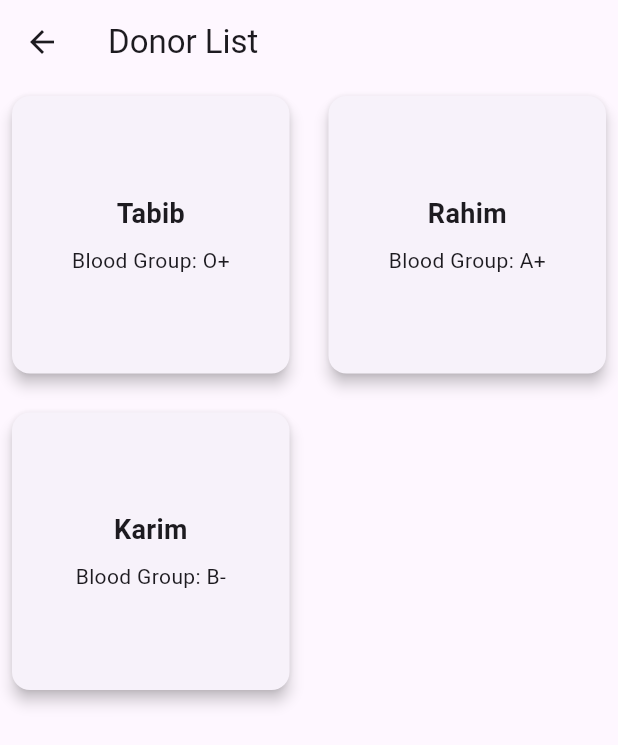
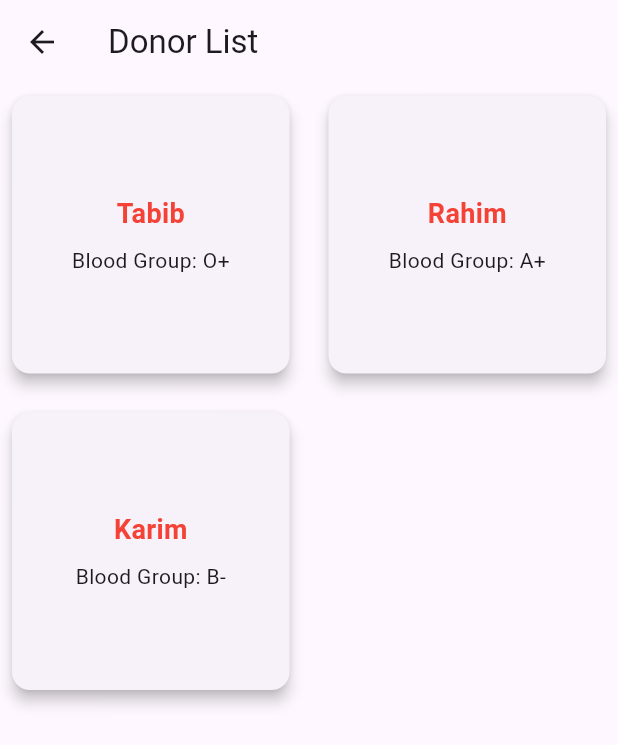
Before and after one commit to Shourov-1234/project-3, a Flutter app: the screen it shows after launch, item 2 of the bottom bar chosen, on a phone screen of 412 x 824 dp. Shown: the top 745 px of the screen. Run offline on Flutter 3.47's test engine with Material 3 defaults, Android fonts, the phone set to English and light mode, and no system bars.

Commit message:
Update donor_list_page.dart

```diff
--- a/flutter_application_1/lib/donor_list_page.dart
+++ b/flutter_application_1/lib/donor_list_page.dart
@@ -38,7 +38,11 @@ class DonorListPage extends StatelessWidget {
                 children: [
                   Text(
                     donors[index]['name']!,
-                    style: TextStyle(fontSize: 18, fontWeight: FontWeight.bold),
+                    style: TextStyle(
+                      fontSize: 18,
+                      fontWeight: FontWeight.bold,
+                      color: Colors.red, // Red color for the name
+                    ),
                   ),
                   SizedBox(height: 8),
                   Text("Blood Group: ${donors[index]['bloodGroup']}"),
```
